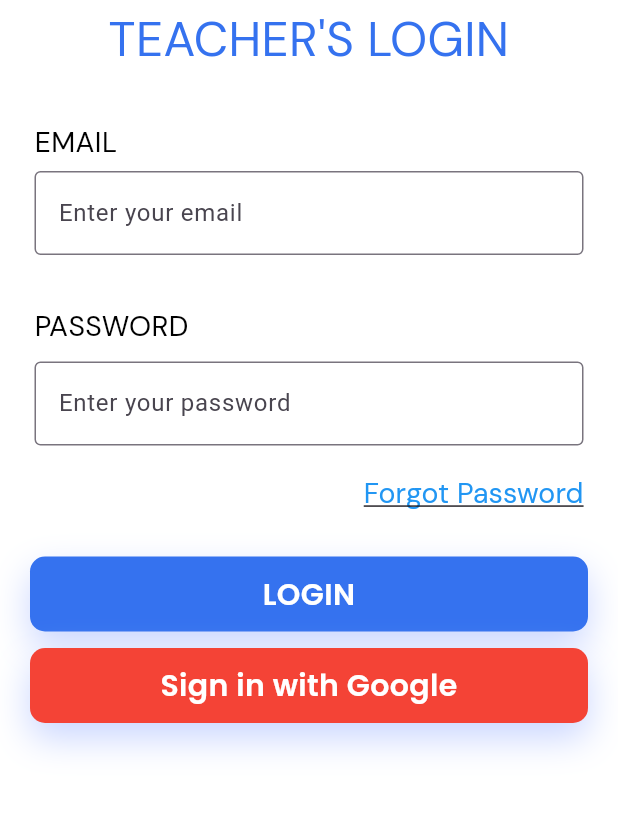
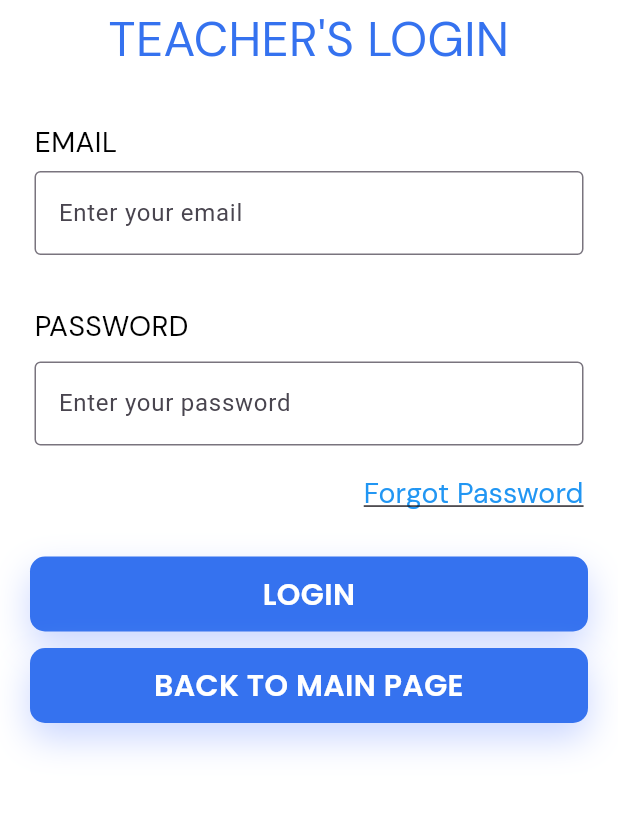
Before and after one commit to nevlevoe/LogBook_Github, a Flutter app: the Frame2610316Widget screen opened by its route, after a tap on "Go to Login", on a phone screen of 412 x 824 dp, the part 402-1217 px from its top. Run offline on Flutter 3.47's test engine with Material 3 defaults, Android fonts, the phone set to English and light mode, and no system bars; our stand-ins replace cloud_firestore, firebase_auth, firebase_core, flutter_svg, open_filex, permission_handler; missing offline and left inert: dcdg, excel; accounts and stored records are empty.

Commit message:
final commit

```diff
--- a/lib/attendanceviewList.dart
+++ b/lib/attendanceviewList.dart
@@ -76,7 +76,7 @@ class _ClassViewAttendanceWidgetState extends State<ClassViewAttendanceWidget> {
             'StudentName': studentData['Fname'],
             'StudentID': attendanceData['StudentID'],
             'Eligibility': attendanceData['Eligibility'],
-            'AttendancePercentage': attendanceData['AttendancePercentage'],
+            'AttendancePercentage': (attendanceData['AttendancePercentage'] as num).toDouble(),
           });
         } else {
           print('StudentID: ${attendanceData['StudentID']} does not exist.');
@@ -227,7 +227,7 @@ class _ClassViewAttendanceWidgetState extends State<ClassViewAttendanceWidget> {
                 String studentName = studentData[index]['StudentName'];
                 String studentID = studentData[index]['StudentID'];
                 String eligibility = studentData[index]['Eligibility'];
-                double attendancePercentage = studentData[index]['AttendancePercentage'];
+                double attendancePercentage = (studentData[index]['AttendancePercentage'] as num).toDouble();
 
                 Color startColor;
                 if (eligibility == 'Eligible') {
--- a/lib/cie1.dart
+++ b/lib/cie1.dart
@@ -125,6 +125,9 @@ class _Cie1State extends State<Cie1> {
               top: 90,
               left: 20,
               right: 20,
+              bottom: 80,
+              child: Scrollbar(
+                thumbVisibility: true,
                 child: SingleChildScrollView(
                   child: Column(
                     children: _students.map((student) {
@@ -180,6 +183,7 @@ class _Cie1State extends State<Cie1> {
                   ),
                 ),
               ),
+            ),
             Positioned(
               bottom: 0,
               left: 0,
--- a/lib/cie2.dart
+++ b/lib/cie2.dart
@@ -125,6 +125,9 @@ class _Cie2State extends State<Cie2> {
               top: 90,
               left: 20,
               right: 20,
+              bottom: 80,
+              child: Scrollbar(
+                thumbVisibility: true,
                 child: SingleChildScrollView(
                   child: Column(
                     children: _students.map((student) {
@@ -180,6 +183,7 @@ class _Cie2State extends State<Cie2> {
                   ),
                 ),
               ),
+            ),
             Positioned(
               bottom: 0,
               left: 0,
--- a/lib/cie3.dart
+++ b/lib/cie3.dart
@@ -125,6 +125,9 @@ class _Cie3State extends State<Cie3> {
               top: 90,
               left: 20,
               right: 20,
+              bottom: 80,
+              child: Scrollbar(
+                thumbVisibility: true,
                 child: SingleChildScrollView(
                   child: Column(
                     children: _students.map((student) {
@@ -180,6 +183,7 @@ class _Cie3State extends State<Cie3> {
                   ),
                 ),
               ),
+            ),
             Positioned(
               bottom: 0,
               left: 0,
--- a/lib/homepage.dart
+++ b/lib/homepage.dart
@@ -117,7 +117,7 @@ class _HomepageWidgetState extends State<HomepageWidget> {
                   right: 0,
                   child: Container(
                     width: double.infinity,
-                    height: 70,
+                    height: 90,
                     decoration: BoxDecoration(
                       color: Color.fromRGBO(53, 114, 239, 1),
                     ),
--- a/lib/login.dart
+++ b/lib/login.dart
@@ -1,9 +1,9 @@
 import 'package:flutter/material.dart';
-import 'package:google_sign_in/google_sign_in.dart';
 import 'package:firebase_auth/firebase_auth.dart';
 import 'package:cloud_firestore/cloud_firestore.dart';
 import 'passwordreset.dart';  // Import the PasswordReset screen
 import 'homepage.dart';  // Import the Homepage screen
+import 'login_option.dart'; // Import the TeacherStudentLoginWidget
 
 class LoginWidget extends StatefulWidget {
   @override
@@ -15,7 +15,6 @@ class _LoginWidgetState extends State<LoginWidget> {
   final TextEditingController _passwordController = TextEditingController();
   final TextEditingController _teacheridController = TextEditingController();
   final FirebaseAuth _firebaseAuth = FirebaseAuth.instance;
-  final GoogleSignIn _googleSignIn = GoogleSignIn();
 
   void _login() async {
     try {
@@ -58,43 +57,8 @@ class _LoginWidgetState extends State<LoginWidget> {
     );
   }
 
-  Future<void> _signInWithGoogle() async {
-    try {
-      final GoogleSignIn _googleSignIn = GoogleSignIn(
-        clientId: '546715749052-surimq7lh7f4k2t54ijum88vt8gf5jh3.apps.googleusercontent.com',  // Replace with your actual client ID
-      );
-      final GoogleSignInAccount? googleSignInAccount = await _googleSignIn.signIn();
-      if (googleSignInAccount != null) {
-        final GoogleSignInAuthentication googleSignInAuthentication = await googleSignInAccount.authentication;
-        final AuthCredential credential = GoogleAuthProvider.credential(
-          idToken: googleSignInAuthentication.idToken,
-          accessToken: googleSignInAuthentication.accessToken,
-        );
-        await _firebaseAuth.signInWithCredential(credential);
-
-        // Fetch the TeacherID from Firestore
-        FirebaseFirestore firestore = FirebaseFirestore.instance;
-        QuerySnapshot snapshot = await firestore
-            .collection('Teacher')
-            .where('CollegeEmail', isEqualTo: _emailController.text)
-            .get();
-
-        if (snapshot.docs.isNotEmpty) {
-          String teacherId = snapshot.docs.first.get('TeacherID');
-          _teacheridController.text = teacherId;
-
-          // Navigate to the Homepage
-          Navigator.push(
-            context,
-            MaterialPageRoute(builder: (context) => HomepageWidget(teacherid: _teacheridController.text)),
-          );
-        }
-      }
-    } catch (e) {
-      ScaffoldMessenger.of(context).showSnackBar(
-        SnackBar(content: Text('Error signing in with Google: $e')),
-      );
-    }
+  void _navigateToTeacherStudentLogin(BuildContext context) {
+    Navigator.pushNamed(context, '/login_option');
   }
 
   @override
@@ -258,11 +222,11 @@ class _LoginWidgetState extends State<LoginWidget> {
               ),
             ),
             Positioned(
-              top: 700,
+              top: 700, // Adjust this as needed
               left: 20,
               right: 20,
               child: GestureDetector(
-                onTap: _signInWithGoogle,
+                onTap: () => _navigateToTeacherStudentLogin(context),
                 child: Container(
                   decoration: BoxDecoration(
                     borderRadius: BorderRadius.circular(10),
@@ -273,12 +237,12 @@ class _LoginWidgetState extends State<LoginWidget> {
                         blurRadius: 20,
                       )
                     ],
-                    color: Colors.red, // Google's primary color
+                    color: Color.fromRGBO(53, 114, 239, 1),
                   ),
                   padding: EdgeInsets.symmetric(horizontal: 20, vertical: 15),
                   child: Center(
                     child: Text(
-                      'Sign in with Google',
+                      'BACK TO MAIN PAGE',
                       textAlign: TextAlign.center,
                       style: TextStyle(
                         color: Colors.white,
--- a/lib/overlaypasswordreset.dart
+++ b/lib/overlaypasswordreset.dart
@@ -10,23 +10,31 @@ class _Frame2610316WidgetState extends State<Frame2610316Widget> {
   @override
   Widget build(BuildContext context) {
     return Scaffold(
-      backgroundColor: Colors.transparent,
+      backgroundColor: Colors.transparent, // Keep the background transparent
       body: Center(
         child: Container(
-          width: 300,
-          height: 497,
+          width: 300, // Width remains the same
+          height: 400, // Adjusted height to be shorter
           decoration: BoxDecoration(
             borderRadius: BorderRadius.circular(20),
-            color: Color.fromRGBO(0, 0, 0, 0.1),
+            color: Colors.white, // Box background is solid white
+            boxShadow: [
+              // Optional: subtle shadow for depth
+              BoxShadow(
+                color: Colors.black.withOpacity(0.1),
+                blurRadius: 10,
+                offset: Offset(0, 4),
+              ),
+            ],
           ),
           child: Stack(
             children: <Widget>[
               Positioned(
-                top: 97,
+                top: 70, // Adjusted top position
                 left: 0,
                 child: Container(
-                  width: 300,
-                  height: 400,
+                  width: 300, // Width remains the same
+                  height: 250, // Adjusted height to fit within the new container height
                   decoration: BoxDecoration(
                     borderRadius: BorderRadius.circular(12),
                     color: Color.fromRGBO(247, 247, 247, 1),
@@ -34,7 +42,7 @@ class _Frame2610316WidgetState extends State<Frame2610316Widget> {
                 ),
               ),
               Positioned(
-                top: 400,
+                top: 250, // Adjusted top position
                 left: 125,
                 child: SvgPicture.asset(
                   'assets/images/rectangle.svg',
@@ -55,12 +63,12 @@ class _Frame2610316WidgetState extends State<Frame2610316Widget> {
                           borderRadius: BorderRadius.circular(8),
                           color: Color.fromRGBO(53, 114, 239, 1),
                         ),
-                        padding: EdgeInsets.symmetric(horizontal: 16, vertical: 10),
+                        padding: EdgeInsets.symmetric(horizontal: 16, vertical: 8), // Adjusted padding
                         child: Text(
                           'Edit Mail ID',
                           textAlign: TextAlign.left,
                           style: TextStyle(
-                            color: Color.fromRGBO(255, 255, 255, 1),
+                            color: Colors.white,
                             fontFamily: 'Inter',
                             fontSize: 14,
                             fontWeight: FontWeight.normal,
@@ -68,7 +76,7 @@ class _Frame2610316WidgetState extends State<Frame2610316Widget> {
                         ),
                       ),
                     ),
-                    SizedBox(height: 20), // Space between the buttons
+                    SizedBox(height: 16), // Adjusted space between buttons
                     GestureDetector(
                       onTap: () {
                         Navigator.pushNamed(context, '/login');
@@ -78,12 +86,12 @@ class _Frame2610316WidgetState extends State<Frame2610316Widget> {
                           borderRadius: BorderRadius.circular(8),
                           color: Color.fromRGBO(53, 114, 239, 1),
                         ),
-                        padding: EdgeInsets.symmetric(horizontal: 16, vertical: 10),
+                        padding: EdgeInsets.symmetric(horizontal: 16, vertical: 8), // Adjusted padding
                         child: Text(
                           'Go to Login',
                           textAlign: TextAlign.left,
                           style: TextStyle(
-                            color: Color.fromRGBO(255, 255, 255, 1),
+                            color: Colors.white,
                             fontFamily: 'Inter',
                             fontSize: 14,
                             fontWeight: FontWeight.normal,
@@ -95,25 +103,25 @@ class _Frame2610316WidgetState extends State<Frame2610316Widget> {
                 ),
               ),
               Positioned(
-                top: 155,
-                left: 91,
+                top: 130, // Adjusted top position
+                left: 60, // Adjusted left position
                 child: Text(
                   'Successful!!',
                   textAlign: TextAlign.left,
                   style: TextStyle(
                     color: Color.fromRGBO(0, 0, 0, 1),
                     fontFamily: 'Inter',
-                    fontSize: 24,
+                    fontSize: 20, // Adjusted font size
                     fontWeight: FontWeight.normal,
                   ),
                 ),
               ),
               Positioned(
-                top: 155,
-                left: 55,
+                top: 130, // Adjusted top position
+                left: 20, // Adjusted left position
                 child: Container(
-                  width: 36,
-                  height: 36,
+                  width: 28, // Adjusted width
+                  height: 28, // Adjusted height
                   decoration: BoxDecoration(
                     image: DecorationImage(
                       image: AssetImage('assets/bluetickpasswordoverlay.png'),
@@ -123,16 +131,16 @@ class _Frame2610316WidgetState extends State<Frame2610316Widget> {
                 ),
               ),
               Positioned(
-                top: 200,
-                left: 30,
-                right: 30,
+                top: 170, // Adjusted top position
+                left: 20, // Adjusted left position
+                right: 20,
                 child: Text(
                   'Your username and password have been sent to your college mail ID.',
                   textAlign: TextAlign.center,
                   style: TextStyle(
                     color: Color.fromRGBO(0, 0, 0, 1),
                     fontFamily: 'Inter',
-                    fontSize: 20,
+                    fontSize: 16, // Adjusted font size
                     fontWeight: FontWeight.normal,
                     height: 1.5,
                   ),
--- a/lib/practicals.dart
+++ b/lib/practicals.dart
@@ -125,6 +125,9 @@ class _PracticalsState extends State<Practicals> {
               top: 90,
               left: 20,
               right: 20,
+              bottom: 80,  // Adjusted bottom position to ensure scrollbar and submit button are visible
+              child: Scrollbar(
+                thumbVisibility: true,
                 child: SingleChildScrollView(
                   child: Column(
                     children: _students.map((student) {
@@ -180,6 +183,7 @@ class _PracticalsState extends State<Practicals> {
                   ),
                 ),
               ),
+            ),
             Positioned(
               bottom: 0,
               left: 0,
```
Also changed, not shown: lib/_add_data.dart (added, +126 -0 lines), lib/aat.dart (+14 -0 lines), lib/login_student.dart (+7 -26 lines), lib/main.dart (+14 -3 lines). Lines whose indentation alone changed are shown as unchanged.
